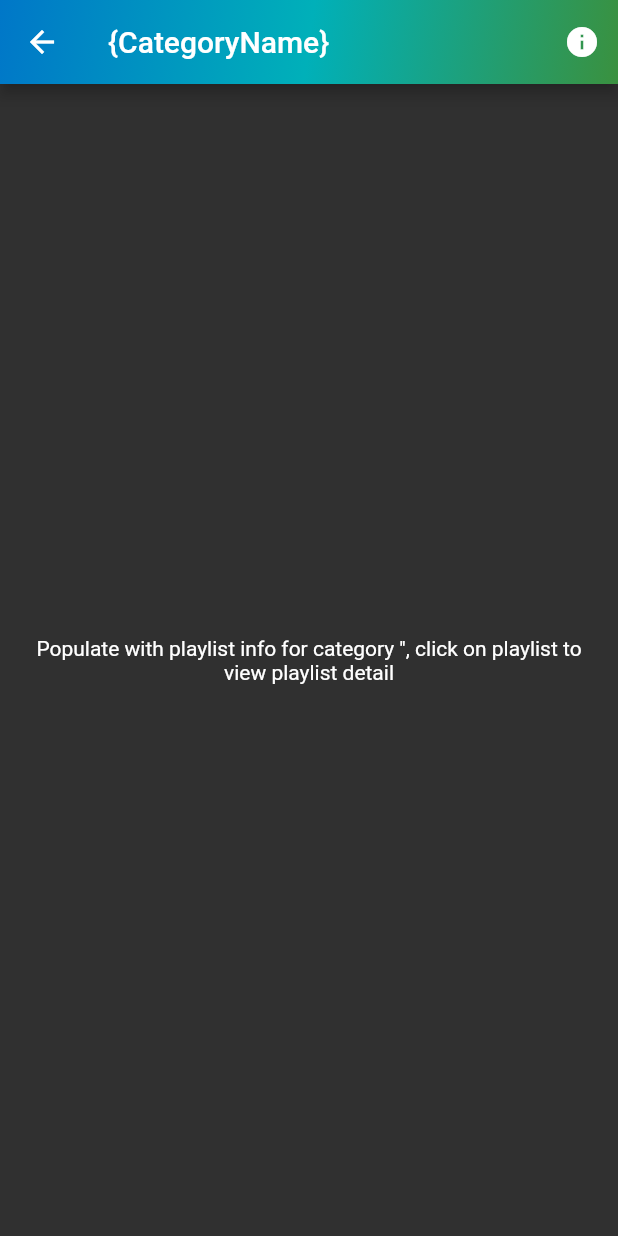
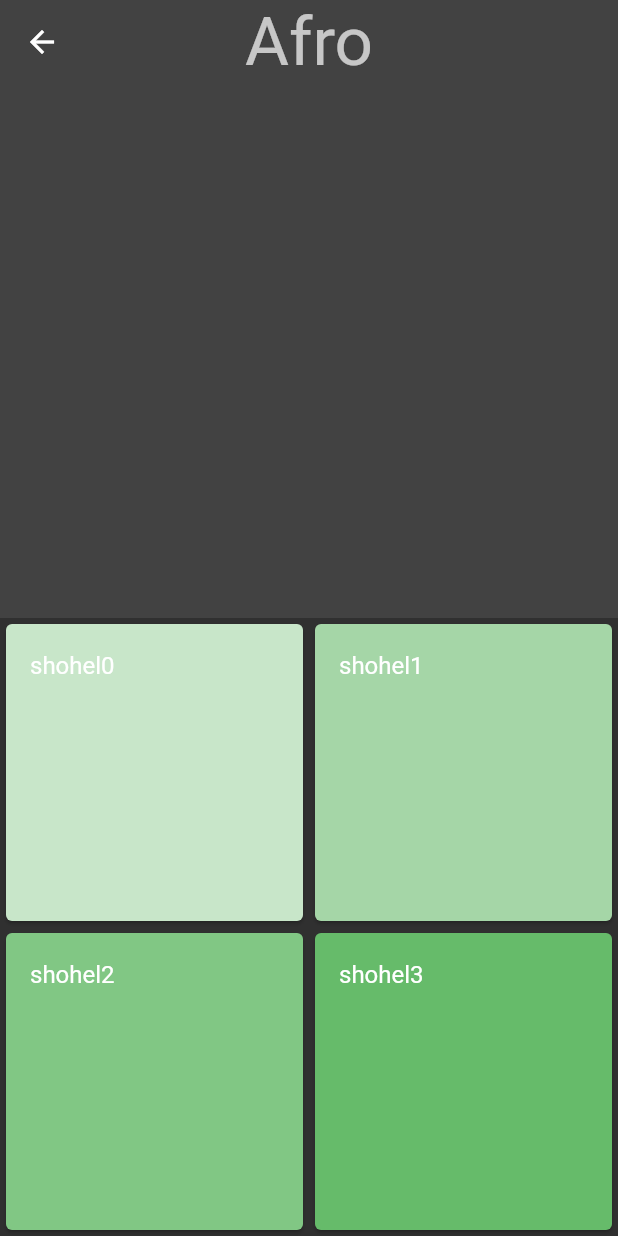
Before and after one commit to Skhendle/miniature-octo-fortnight, a Flutter app: the SpotifyCategory screen opened directly with empty values, on a phone screen of 412 x 824 dp. Run offline on Flutter 3.47's test engine with Material 2 defaults, Android fonts, the phone set to English and light mode, and no system bars; our stand-ins replace flare_flutter, package_info_plus.

Commit message:
setup categories page

```diff
--- /dev/null
+++ b/lib/features/spotify/presentation/pages/spotify_category_page.dart
@@ -0,0 +1,68 @@
+import 'package:flutter/material.dart';
+import 'package:flutter_spotify_africa_assessment/colors.dart';
+import 'package:flutter_spotify_africa_assessment/features/about/presentation/components/animated_gradient_container.dart';
+import 'dart:math';
+
+class SpotifyCategory extends StatefulWidget {
+  const SpotifyCategory({Key? key, required this.categoryId}) : super(key: key);
+  final String categoryId;
+
+  @override
+  State<SpotifyCategory> createState() => _SpotifyCategoryState();
+}
+
+class _SpotifyCategoryState extends State<SpotifyCategory>
+    with SingleTickerProviderStateMixin {
+  late Animation<double> animation;
+  late AnimationController controller;
+
+  @override
+  void initState() {
+    super.initState();
+    controller =
+        AnimationController(duration: const Duration(seconds: 60), vsync: this);
+    animation = Tween<double>(begin: 0, end: 2 * pi).animate(controller);
+    controller.repeat();
+  }
+
+  @override
+  void dispose() {
+    controller.dispose();
+    super.dispose();
+  }
+
+  @override
+  Widget build(BuildContext context) {
+    return Scaffold(
+      body: CustomScrollView(
+        slivers: [
+          SliverAppBar(
+            title: Text(
+              "Afro",
+              style: Theme.of(context).textTheme.headline3,
+            ),
+            centerTitle: true,
+            floating: true,
+            expandedHeight: MediaQuery.of(context).size.height * 0.5,
+          ),
+          // Next, create a SliverList
+          SliverGrid(
+            delegate: SliverChildBuilderDelegate(
+              (context, index) {
+                return Card(
+                  color: Colors.green[100 * (index % 9 + 1)],
+                  child: ListTile(
+                    title: Text("shohel$index"),
+                  ),
+                );
+              },
+              childCount: 100,
+            ),
+            gridDelegate:
+                SliverGridDelegateWithFixedCrossAxisCount(crossAxisCount: 2),
+          )
+        ],
+      ),
+    );
+  }
+}
--- a/lib/features/spotify/presentation/spotify_category_page.dart
+++ /dev/null
@@ -1,51 +0,0 @@
-import 'package:flutter/material.dart';
-import 'package:flutter_spotify_africa_assessment/colors.dart';
-import 'package:flutter_spotify_africa_assessment/routes.dart';
-
-// TODO: fetch and populate playlist info and allow for click-through to detail
-// Feel free to change this to a stateful widget if necessary
-class SpotifyCategory extends StatelessWidget {
-  final String categoryId;
-
-  const SpotifyCategory({
-    Key? key,
-    required this.categoryId,
-  }) : super(key: key);
-
-  @override
-  Widget build(BuildContext context) {
-    return Scaffold(
-      appBar: AppBar(
-        title: const Text("{CategoryName}"),
-        actions: [
-          IconButton(
-            icon: const Icon(Icons.info),
-            onPressed: () => Navigator.of(context).pushNamed(AppRoutes.about),
-          ),
-        ],
-        flexibleSpace: Container(
-          decoration: const BoxDecoration(
-            gradient: LinearGradient(
-              begin: Alignment.topLeft,
-              end: Alignment.bottomRight,
-              colors: <Color>[
-                AppColors.blue,
-                AppColors.cyan,
-                AppColors.green,
-              ],
-            ),
-          ),
-        ),
-      ),
-      body: Container(
-        padding: const EdgeInsets.all(16),
-        child: Center(
-          child: Text(
-            '''Populate with playlist info for category '$categoryId', click on playlist to view playlist detail''',
-            textAlign: TextAlign.center,
-          ),
-        ),
-      ),
-    );
-  }
-}
--- a/lib/routes.dart
+++ b/lib/routes.dart
@@ -1,7 +1,7 @@
 import 'package:flutter/material.dart';
 import 'package:flutter_spotify_africa_assessment/features/about/presentation/pages/about.dart';
 import 'package:flutter_spotify_africa_assessment/features/landing/presentation/pages/landing.dart';
-import 'package:flutter_spotify_africa_assessment/features/spotify/presentation/spotify_category_page.dart';
+import 'package:flutter_spotify_africa_assessment/features/spotify/presentation/pages/spotify_category_page.dart';
 
 class AppRoutes {
   /// App start up (loading) page
```
Also changed, not shown: lib/features/spotify/presentation/pages/spotify_playlist_page.dart (renamed from lib/features/spotify/presentation/spotify_playlist_page.dart).
